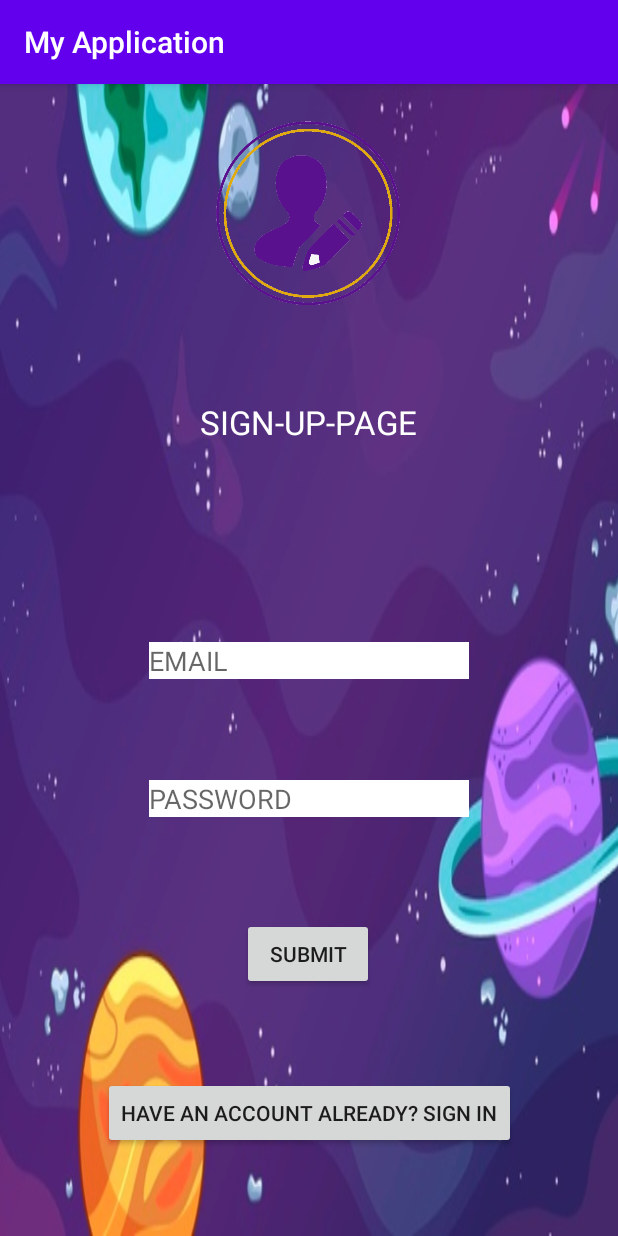
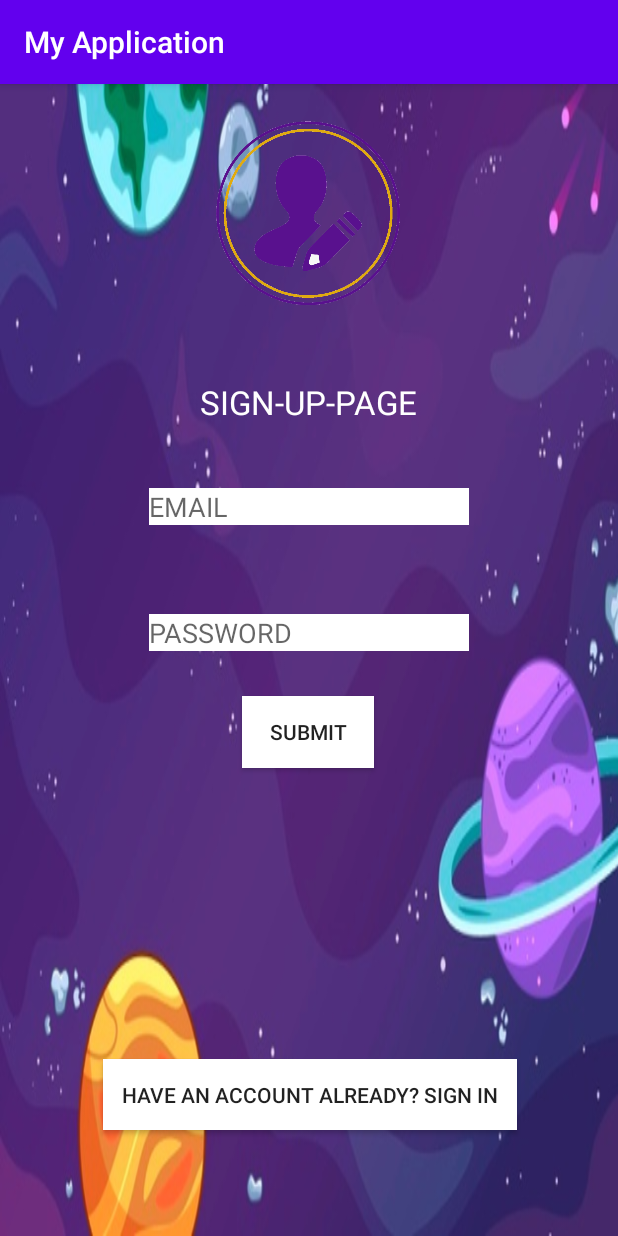
Before and after one commit to TheGodZeno/HomeWork, an Android app: the screen it shows after launch (RegisterActivity), after a tap on "DON'T HAVE AN ACCOUNT YET? SIGN UP", on a phone screen of 412 x 824 dp. Run offline under Robolectric (Android 15) with nearby library versions, the phone set to English and light mode, and no system bars; our stand-ins replace Firebase (no records; nobody signed in at launch, a user with empty details on screens opened directly); 1 other tap on this screen came first.

Commit message:
newest homework update

```diff
--- a/app/build.gradle
+++ b/app/build.gradle
@@ -28,6 +28,7 @@ dependencies {
     implementation 'androidx.appcompat:appcompat:1.3.1'
     implementation 'androidx.constraintlayout:constraintlayout:2.1.1'
     implementation 'com.google.firebase:firebase-auth:19.3.1'
+    implementation 'com.google.android.gms:play-services-auth:19.2.0'
     testImplementation 'junit:junit:4.12'
     androidTestImplementation 'androidx.test.ext:junit:1.1.3'
     androidTestImplementation 'androidx.test.espresso:espresso-core:3.4.0'
--- a/app/src/main/AndroidManifest.xml
+++ b/app/src/main/AndroidManifest.xml
@@ -1,6 +1,8 @@
 <?xml version="1.0" encoding="utf-8"?>
 <manifest xmlns:android="http://schemas.android.com/apk/res/android"
     package="com.example.myapplication">
+
+    <uses-permission android:name="android.permission.INTERNET"/>
 
     <application
         android:allowBackup="true"
--- a/app/src/main/java/com/example/myapplication/LoginActivity.java
+++ b/app/src/main/java/com/example/myapplication/LoginActivity.java
@@ -5,15 +5,27 @@ import android.app.ProgressDialog;
 import android.content.Intent;
 import android.os.Bundle;
 import android.text.TextUtils;
+import android.util.Log;
 import android.util.Patterns;
 import android.view.View;
 import android.widget.Button;
 import android.widget.EditText;
 import android.widget.Toast;
 
+import androidx.activity.result.ActivityResult;
+import androidx.activity.result.ActivityResultCallback;
+import androidx.activity.result.ActivityResultLauncher;
+import androidx.activity.result.contract.ActivityResultContracts;
 import androidx.annotation.NonNull;
 import androidx.appcompat.app.AppCompatActivity;
 
+//import com.google.android.gms.auth.api.identity.SignInClient;
+import com.google.android.gms.auth.api.signin.GoogleSignIn;
+import com.google.android.gms.auth.api.signin.GoogleSignInAccount;
+import com.google.android.gms.auth.api.signin.GoogleSignInClient;
+import com.google.android.gms.auth.api.signin.GoogleSignInOptions;
+import com.google.android.gms.common.SignInButton;
+import com.google.android.gms.common.api.ApiException;
 import com.google.android.gms.tasks.OnCompleteListener;
 import com.google.android.gms.tasks.Task;
 import com.google.firebase.auth.AuthResult;
@@ -25,7 +37,7 @@ public class LoginActivity extends AppCompatActivity {
     Button login,regp;
     FirebaseUser currentUser;
     FirebaseAuth mAuth;
-    ProgressDialog loadingBar;
+    //ProgressDialog loadingBar;
     @Override
     protected void onCreate(Bundle savedInstanceState) {
         super.onCreate(savedInstanceState);
--- a/app/src/main/java/com/example/myapplication/MainActivity.java
+++ b/app/src/main/java/com/example/myapplication/MainActivity.java
@@ -8,6 +8,8 @@ import android.os.Bundle;
 import android.view.View;
 import android.widget.Button;
 
+import com.google.android.gms.auth.api.signin.GoogleSignIn;
+import com.google.android.gms.auth.api.signin.GoogleSignInAccount;
 import com.google.firebase.auth.FirebaseAuth;
 import com.google.firebase.auth.FirebaseUser;
 
@@ -86,4 +88,5 @@ public class MainActivity extends AppCompatActivity {
         Intent loginintnet = new Intent(this,LoginActivity.class);
         startActivity(loginintnet);
     }
+
 }
--- a/app/src/main/java/com/example/myapplication/RegisterActivity.java
+++ b/app/src/main/java/com/example/myapplication/RegisterActivity.java
@@ -7,6 +7,7 @@ import android.annotation.SuppressLint;
 import android.app.ProgressDialog;
 import android.content.Intent;
 import android.os.Bundle;
+import android.util.Log;
 import android.util.Patterns;
 import android.view.View;
 import android.text.TextUtils;
@@ -20,12 +21,10 @@ import com.google.firebase.auth.AuthResult;
 import com.google.firebase.auth.FirebaseAuth;
 
 public class RegisterActivity extends AppCompatActivity {
-    Button register;
-    EditText password;
-    EditText mail;
-    Button AccountExists;
+    Button register,AccountExists;
+    EditText password,mail;
     private FirebaseAuth mAuth;
-    private ProgressDialog loadingBar;
+    //private ProgressDialog loadingBar;
     //@SuppressLint("WrongViewCast")
     @Override
     protected void onCreate(Bundle savedInstanceState) {
@@ -49,6 +48,7 @@ public class RegisterActivity extends AppCompatActivity {
                 createNewAccount();
             }
         });
+
     }
 
     private void createNewAccount() {
@@ -101,6 +101,13 @@ public class RegisterActivity extends AppCompatActivity {
     private void sendUserToLoginActivity() {
         Intent loginIntent = new Intent(this,LoginActivity.class);
         startActivity(loginIntent);
+    }
 
-    }
+
+
+
+
+
+
+
 }
--- a/app/src/main/res/layout/activity_register.xml
+++ b/app/src/main/res/layout/activity_register.xml
@@ -11,66 +11,72 @@
         android:id="@+id/e_mail"
         android:layout_width="wrap_content"
         android:layout_height="wrap_content"
+        android:background="@color/white"
         android:ems="10"
         android:hint="EMAIL"
+        android:inputType="textEmailAddress"
         android:textColor="@color/black"
-        android:background="@color/white"
-        android:inputType="textEmailAddress"
         app:layout_constraintBottom_toBottomOf="parent"
         app:layout_constraintEnd_toEndOf="parent"
         app:layout_constraintStart_toStartOf="parent"
-        app:layout_constraintTop_toTopOf="parent" />
+        app:layout_constraintTop_toTopOf="parent"
+        app:layout_constraintVertical_bias="0.362" />
 
     <EditText
         android:id="@+id/e_psw"
         android:layout_width="wrap_content"
         android:layout_height="wrap_content"
+        android:background="@color/white"
         android:ems="10"
         android:hint="PASSWORD"
+        android:inputType="textPassword"
         android:textColor="@color/black"
-        android:background="@color/white"
-        android:inputType="textPassword"
         app:layout_constraintBottom_toTopOf="@+id/b_register"
         app:layout_constraintEnd_toEndOf="parent"
         app:layout_constraintStart_toStartOf="parent"
-        app:layout_constraintTop_toBottomOf="@+id/e_mail" />
+        app:layout_constraintTop_toBottomOf="@+id/e_mail"
+        app:layout_constraintVertical_bias="0.661" />
 
     <TextView
         android:id="@+id/textView3"
         android:layout_width="wrap_content"
         android:layout_height="wrap_content"
         android:text="SIGN-UP-PAGE"
+        android:textAppearance="@style/TextAppearance.AppCompat.Large"
         android:textColor="@color/white"
-        android:textAppearance="@style/TextAppearance.AppCompat.Large"
         app:layout_constraintBottom_toTopOf="@+id/e_mail"
         app:layout_constraintEnd_toEndOf="parent"
         app:layout_constraintHorizontal_bias="0.498"
         app:layout_constraintStart_toStartOf="parent"
         app:layout_constraintTop_toTopOf="parent"
-        app:layout_constraintVertical_bias="0.614" />
+        app:layout_constraintVertical_bias="0.821" />
 
     <Button
         android:id="@+id/b_register"
         android:layout_width="wrap_content"
         android:layout_height="wrap_content"
         android:layout_marginBottom="164dp"
+        android:background="@color/white"
         android:text="Submit"
         app:layout_constraintBottom_toBottomOf="parent"
         app:layout_constraintEnd_toEndOf="parent"
         app:layout_constraintHorizontal_bias="0.498"
         app:layout_constraintStart_toStartOf="parent"
         app:layout_constraintTop_toBottomOf="@+id/e_mail"
-        app:layout_constraintVertical_bias="1.0" />
+        app:layout_constraintVertical_bias="0.435" />
 
     <Button
         android:id="@+id/b_haaa"
-        android:layout_width="wrap_content"
-        android:layout_height="wrap_content"
+        android:layout_width="276dp"
+        android:layout_height="47dp"
+        android:background="@color/white"
         android:text="Have an account already? SIGN IN"
         app:layout_constraintBottom_toBottomOf="parent"
         app:layout_constraintEnd_toEndOf="parent"
+        app:layout_constraintHorizontal_bias="0.503"
         app:layout_constraintStart_toStartOf="parent"
-        app:layout_constraintTop_toBottomOf="@+id/b_register" />
+        app:layout_constraintTop_toBottomOf="@+id/b_register"
+        app:layout_constraintVertical_bias="0.734" />
 
     <ImageView
         android:id="@+id/imageView3"
--- a/build.gradle
+++ b/build.gradle
@@ -6,7 +6,7 @@ buildscript {
     }
     dependencies {
         classpath "com.android.tools.build:gradle:4.0.1"
-        classpath 'com.google.gms:google-services:4.3.3'
+        classpath 'com.google.gms:google-services:4.3.10'
 
         // NOTE: Do not place your application dependencies here; they belong
         // in the individual module build.gradle files
```
Also changed, not shown: app/src/main/res/layout/activity_login.xml (+12 -7 lines), app/src/main/res/layout/activity_main.xml (+8 -4 lines).
